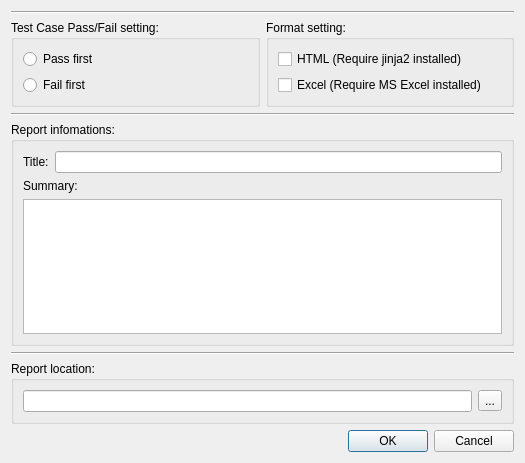
Qt form XSTAF/tools/report_generator/ui/reportGenerator.ui (xcgspring/XSTAF) before a commit.
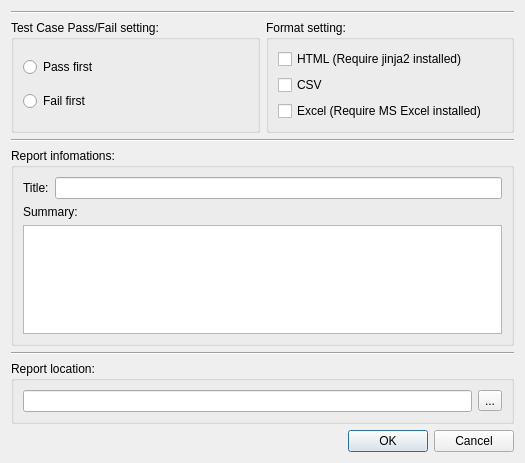
The same form after that commit. Icons and pictures are not drawn.

Commit message: Add csv report support

Patch:
```diff
--- a/XSTAF/tools/report_generator/ui/reportGenerator.ui
+++ b/XSTAF/tools/report_generator/ui/reportGenerator.ui
@@ -126,7 +126,7 @@
       <string>Format setting:</string>
      </property>
      <layout class="QGridLayout" name="gridLayout_4">
-      <item row="1" column="0">
+      <item row="2" column="0">
        <widget class="QCheckBox" name="excelCheckBox">
         <property name="text">
          <string>Excel (Require MS Excel installed)</string>
@@ -140,6 +140,13 @@
         </property>
        </widget>
       </item>
+      <item row="1" column="0">
+       <widget class="QCheckBox" name="csvCheckBox">
+        <property name="text">
+         <string>CSV</string>
+        </property>
+       </widget>
+      </item>
      </layout>
     </widget>
    </item>
```
The commit also changes 8 other files.
